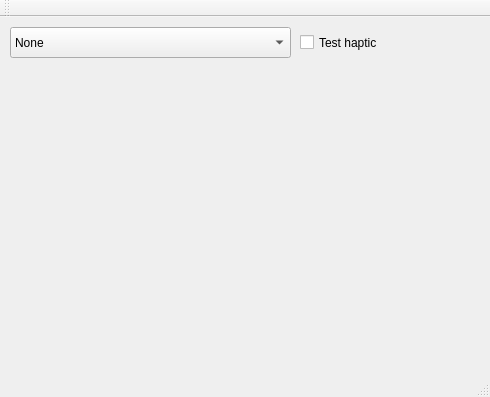
ksv1986/QtSdlTest, file mainwindow.ui: the form before one commit.
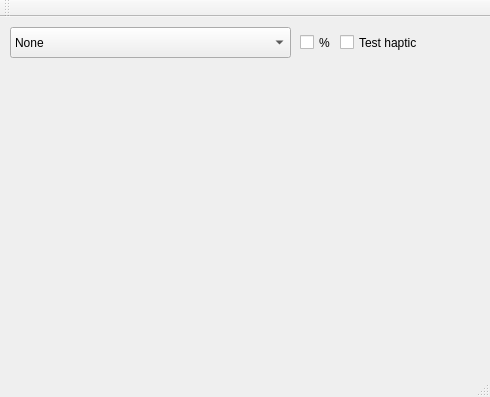
The form after the commit. Custom widgets are drawn as their Qt base class.

Commit message: Add percent view for axis values

Diff of the .ui file:
```diff
--- a/mainwindow.ui
+++ b/mainwindow.ui
@@ -105,9 +105,9 @@
    <widget class="QCheckBox" name="testHaptic">
     <property name="geometry">
      <rect>
-      <x>300</x>
+      <x>340</x>
       <y>10</y>
-      <width>181</width>
+      <width>141</width>
       <height>31</height>
      </rect>
     </property>
@@ -115,6 +115,19 @@
      <string>Test haptic</string>
     </property>
    </widget>
+   <widget class="QCheckBox" name="viewPercent">
+    <property name="geometry">
+     <rect>
+      <x>300</x>
+      <y>10</y>
+      <width>41</width>
+      <height>31</height>
+     </rect>
+    </property>
+    <property name="text">
+     <string>%</string>
+    </property>
+   </widget>
   </widget>
   <widget class="QMenuBar" name="menuBar">
    <property name="geometry">
```
Left out of the diff: 2 changed lines with no effect on the pictures. The commit also changes 1 other file.
